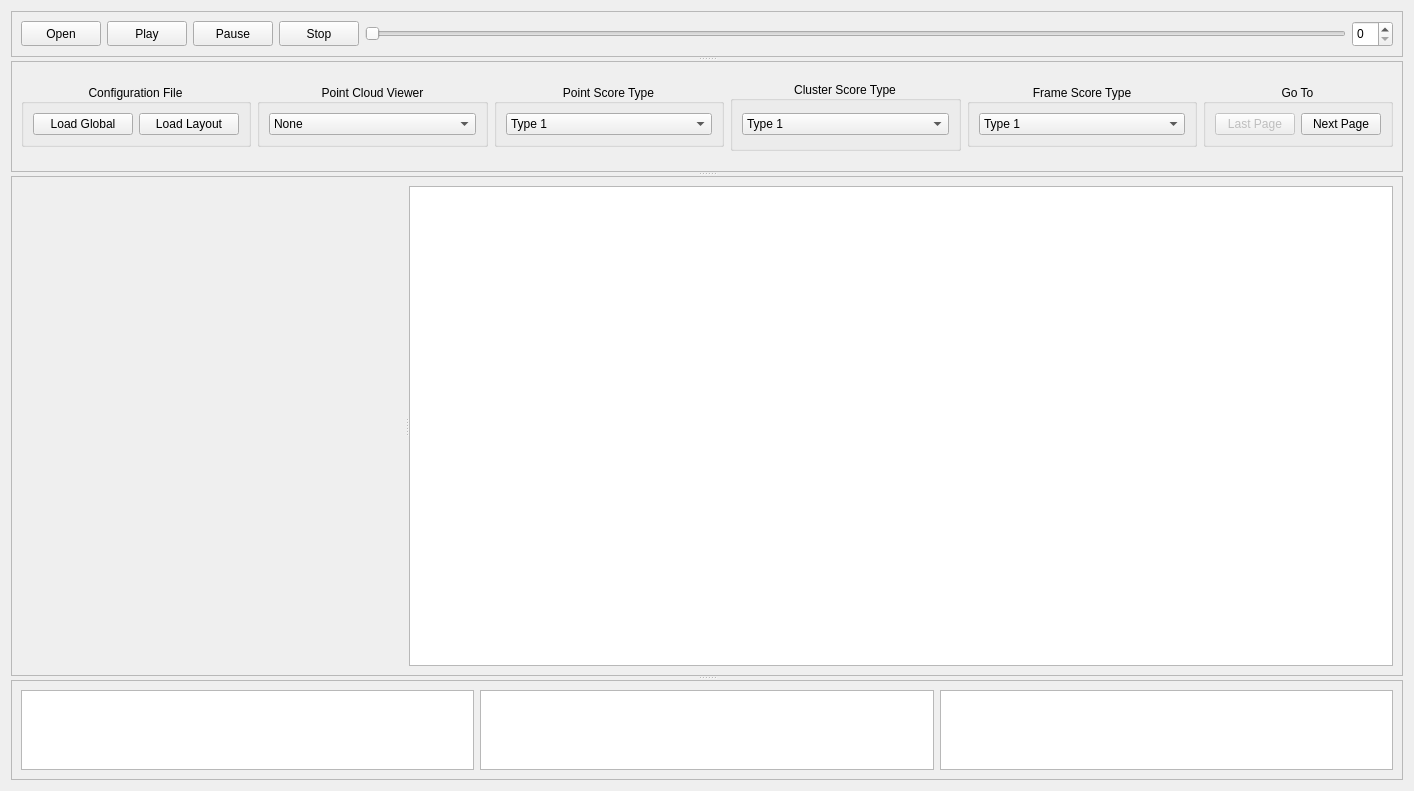
First picture: the form in src/depth_clustering/visualization/ui/visualization.ui, repository cpsintegrationlab/depth_clustering, before the edit.
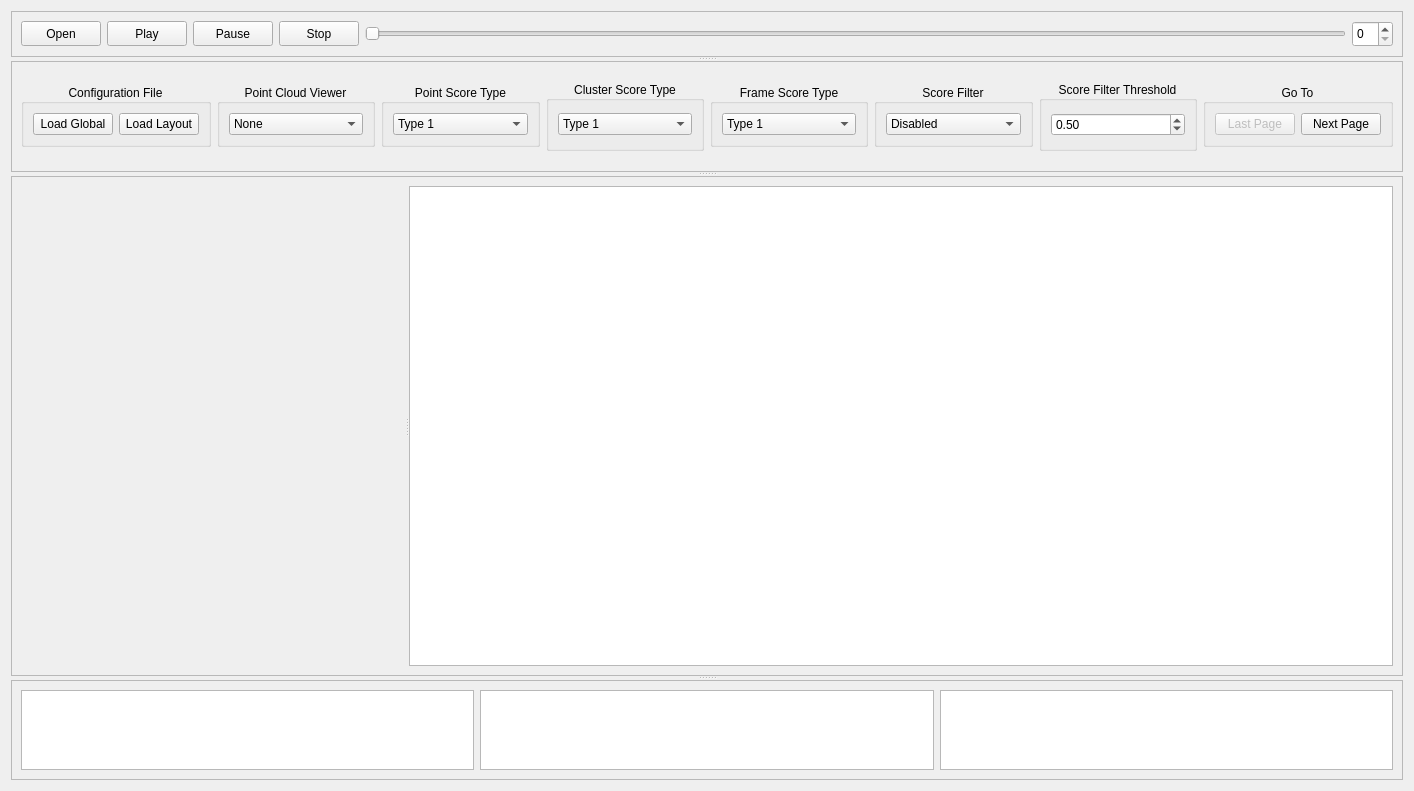
Second picture: the form after the edit. Custom widgets are drawn as their Qt base class.

Commit message: Add score filter to visualizer

```diff
--- a/src/depth_clustering/visualization/ui/visualization.ui
+++ b/src/depth_clustering/visualization/ui/visualization.ui
@@ -25,7 +25,7 @@
   <property name="windowTitle">
    <string>Form</string>
   </property>
-  <layout class="QGridLayout" name="gridLayout_22">
+  <layout class="QGridLayout" name="gridLayout_26">
    <item row="0" column="0">
     <widget class="QSplitter" name="splitter_overall">
      <property name="orientation">
@@ -349,7 +349,7 @@
              </layout>
             </widget>
            </item>
-           <item row="0" column="5">
+           <item row="0" column="7">
             <widget class="QGroupBox" name="group_go_to_page_1">
              <property name="sizePolicy">
               <sizepolicy hsizetype="Fixed" vsizetype="Fixed">
@@ -396,6 +396,75 @@
              </layout>
             </widget>
            </item>
+           <item row="0" column="5">
+            <widget class="QGroupBox" name="group_score_filter">
+             <property name="sizePolicy">
+              <sizepolicy hsizetype="Preferred" vsizetype="Fixed">
+               <horstretch>0</horstretch>
+               <verstretch>0</verstretch>
+              </sizepolicy>
+             </property>
+             <property name="title">
+              <string>Score Filter</string>
+             </property>
+             <property name="alignment">
+              <set>Qt::AlignCenter</set>
+             </property>
+             <layout class="QGridLayout" name="gridLayout_24">
+              <item row="0" column="0">
+               <widget class="QComboBox" name="combo_score_filter">
+                <item>
+                 <property name="text">
+                  <string>Disabled</string>
+                 </property>
+                </item>
+                <item>
+                 <property name="text">
+                  <string>Enabled</string>
+                 </property>
+                </item>
+               </widget>
+              </item>
+             </layout>
+            </widget>
+           </item>
+           <item row="0" column="6">
+            <widget class="QGroupBox" name="group_score_filter_threshold">
+             <property name="sizePolicy">
+              <sizepolicy hsizetype="Preferred" vsizetype="Fixed">
+               <horstretch>0</horstretch>
+               <verstretch>0</verstretch>
+              </sizepolicy>
+             </property>
+             <property name="minimumSize">
+              <size>
+               <width>0</width>
+               <height>70</height>
+              </size>
+             </property>
+             <property name="title">
+              <string>Score Filter Threshold</string>
+             </property>
+             <property name="alignment">
+              <set>Qt::AlignCenter</set>
+             </property>
+             <layout class="QGridLayout" name="gridLayout_22">
+              <item row="0" column="0">
+               <widget class="QDoubleSpinBox" name="spin_score_filter_threshold">
+                <property name="maximum">
+                 <double>1.000000000000000</double>
+                </property>
+                <property name="singleStep">
+                 <double>0.100000000000000</double>
+                </property>
+                <property name="value">
+                 <double>0.500000000000000</double>
+                </property>
+               </widget>
+              </item>
+             </layout>
+            </widget>
+           </item>
           </layout>
          </widget>
          <widget class="QWidget" name="page_settings_2">
```
The commit also changes 1 other file.
